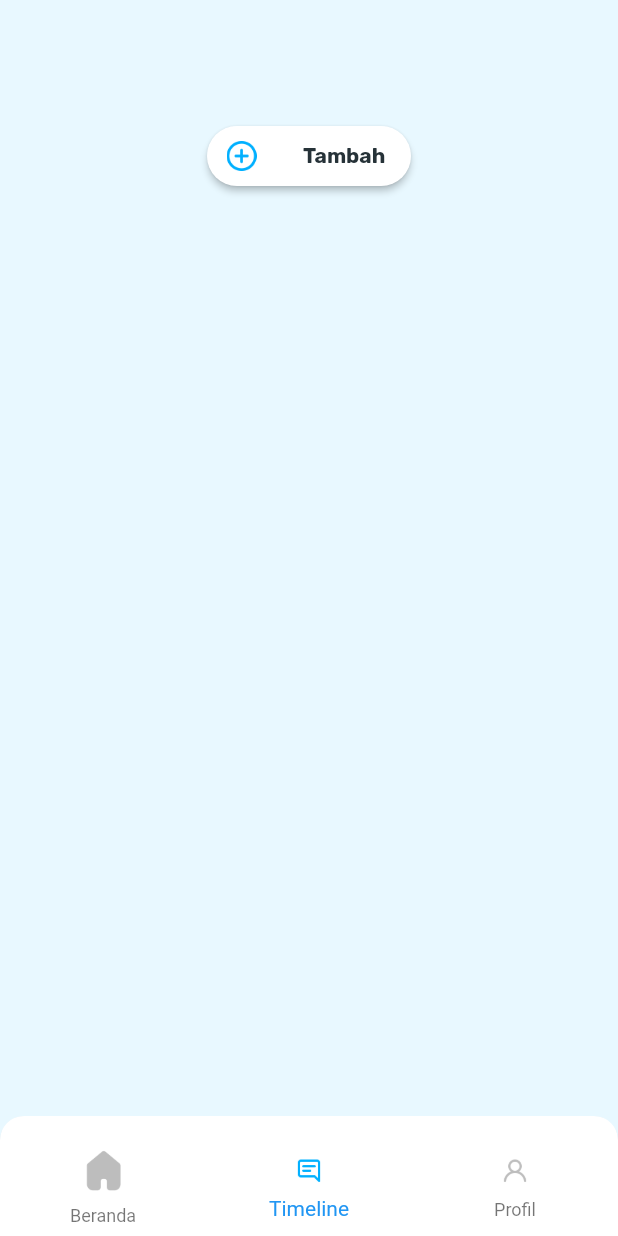
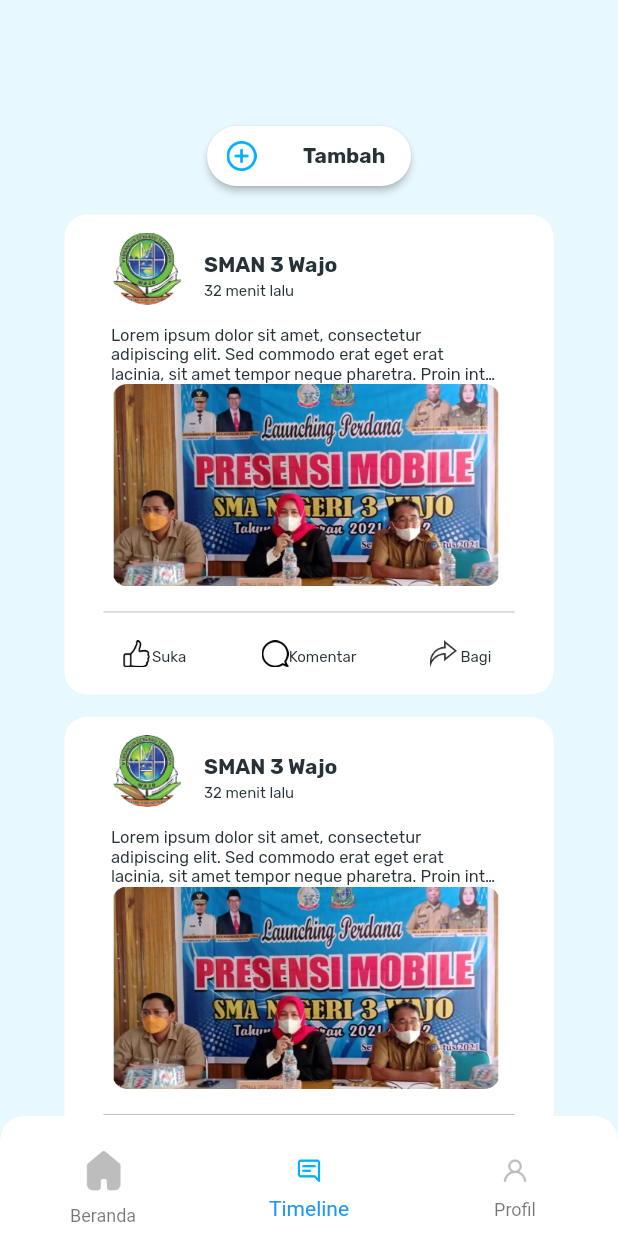
Before and after one commit to Chairilashar99/App-Alumni-Organisasi, a Flutter app: the MainPage screen opened by its route, item 2 of the bottom bar chosen, on a phone screen of 412 x 824 dp. Run offline on Flutter 3.47's test engine with Material 2 defaults, Android fonts, the light colour scheme and no system bars; our stand-ins replace google_fonts.

Commit message:
timeline

```diff
--- a/lib/pages/home/timeline_page.dart
+++ b/lib/pages/home/timeline_page.dart
@@ -1,4 +1,5 @@
 import 'package:aplikasi_alumni_organisasi/theme.dart';
+import 'package:aplikasi_alumni_organisasi/widgets/timeline_tile.dart';
 import 'package:flutter/material.dart';
 
 class TimelinePage extends StatelessWidget {
@@ -23,17 +24,21 @@
               'assets/icon_add.png',
             ),
           ),
-          label: Container(
-            margin: EdgeInsets.only(
+          label: Padding(
+            padding: EdgeInsets.only(
               left: 23,
             ),
             child: Text(
               'Tambah',
-              style: primaryTextStyle.copyWith(fontSize: 14, fontWeight: bold),
+              style: primaryTextStyle.copyWith(
+                fontSize: 14,
+                fontWeight: bold,
+              ),
+              overflow: TextOverflow.ellipsis,
             ),
           ),
           onPressed: () => {},
-          style: TextButton.styleFrom(
+          style: ElevatedButton.styleFrom(
             backgroundColor: backgroundColor2,
             shape: RoundedRectangleBorder(
               borderRadius: BorderRadius.circular(30),
@@ -43,9 +48,30 @@
       );
     }
 
+    //Widget Timeline
+    Widget timeline() {
+      return Container(
+        margin: EdgeInsets.only(
+          top: 19,
+        ),
+        child: Column(
+          children: [
+            Column(
+              children: [
+                TimelineTile(),
+                TimelineTile(),
+                TimelineTile(),
+              ],
+            ),
+          ],
+        ),
+      );
+    }
+
     return ListView(
       children: [
         buttonAdd(),
+        timeline(),
       ],
     );
   }
--- /dev/null
+++ b/lib/widgets/timeline_tile.dart
@@ -0,0 +1,154 @@
+import 'package:aplikasi_alumni_organisasi/theme.dart';
+import 'package:flutter/material.dart';
+
+class TimelineTile extends StatelessWidget {
+  const TimelineTile({super.key});
+
+  @override
+  Widget build(BuildContext context) {
+    return Container(
+      width: 328,
+      height: 320,
+      margin: EdgeInsets.only(
+        left: 43,
+        right: 43,
+        bottom: 15,
+      ),
+      decoration: BoxDecoration(
+        borderRadius: BorderRadius.circular(15),
+        color: backgroundColor2,
+      ),
+      child: Column(
+        children: [
+          Row(
+            crossAxisAlignment: CrossAxisAlignment.start,
+            children: [
+              Container(
+                margin: EdgeInsets.only(top: 12, left: 31),
+                height: 48,
+                child: Image.asset(
+                  'assets/icon_profile_timeline.png',
+                  fit: BoxFit.cover,
+                ),
+              ),
+              SizedBox(
+                width: 14,
+              ),
+              Container(
+                margin: EdgeInsets.only(top: 25),
+                child: Column(
+                  crossAxisAlignment: CrossAxisAlignment.start,
+                  children: [
+                    Text(
+                      'SMAN 3 Wajo',
+                      style: primaryTextStyle.copyWith(
+                        fontSize: 14,
+                        fontWeight: bold,
+                      ),
+                      overflow: TextOverflow.ellipsis,
+                    ),
+                    SizedBox(
+                      height: 3,
+                    ),
+                    Text(
+                      '32 menit lalu',
+                      style: primaryTextStyle.copyWith(
+                        fontSize: 10,
+                      ),
+                    ),
+                  ],
+                ),
+              ),
+            ],
+          ),
+          Container(
+            margin: EdgeInsets.only(top: 14, left: 31, right: 37),
+            child: Row(
+              crossAxisAlignment: CrossAxisAlignment.start,
+              children: [
+                Expanded(
+                  child: Text(
+                    'Lorem ipsum dolor sit amet, consectetur adipiscing elit. Sed commodo erat eget erat lacinia, sit amet tempor neque pharetra. Proin interdum laoreet magna, sit amet tincidunt dolor imperdiet at. Praesent elit turpis, suscipit hendrerit gravida scelerisque, suscipit volutpat leo. Quisque feugiat egestas suscipit. Integer cursus ligula elit, molestie congue orci accumsan id. Morbi tempus tellus eu metus dapibus consectetur. Etiam consequat pretium magna sed ultricies. Duis varius sed neque at sodales. Cras at sodales tortor. Sed dapibus eleifend interdum. Duis faucibus, orci sit amet tempor rhoncus, magna risus tincidunt justo, in vulputate ipsum magna sit amet lorem. Interdum et malesuada fames ac ante ipsum primis in faucibus. Vestibulum vulputate erat mauris, quis varius odio accumsan vitae. Ut sit amet ipsum quis ante porttitor consequat et id dui. Ut at dictum augue. Interdum et malesuada fames ac ante ipsum primis in faucibus.',
+                    style: primaryTextStyle.copyWith(
+                      fontSize: 11,
+                    ),
+                    maxLines: 3,
+                    overflow: TextOverflow.ellipsis,
+                  ),
+                ),
+              ],
+            ),
+          ),
+          Container(
+            margin: EdgeInsets.only(
+              left: 32,
+              right: 36,
+            ),
+            child: Image.asset('assets/image_timeline.png'),
+          ),
+          SizedBox(
+            height: 9,
+          ),
+          Container(
+            margin: EdgeInsets.symmetric(horizontal: 26),
+            child: Divider(
+              color: Color(0xffBCBCBC),
+            ),
+          ),
+          SizedBox(
+            height: 11,
+          ),
+          Flexible(
+            child: Container(
+              margin: EdgeInsets.symmetric(horizontal: 39),
+              height: 18,
+              child: Row(
+                mainAxisAlignment: MainAxisAlignment.spaceBetween,
+                children: [
+                  Image.asset('assets/icon_like.png'),
+                  Expanded(
+                    child: Container(
+                      margin: EdgeInsets.only(top: 5),
+                      child: Text(
+                        'Suka',
+                        textAlign: TextAlign.center,
+                        style: primaryTextStyle.copyWith(
+                          fontSize: 10,
+                        ),
+                      ),
+                    ),
+                  ),
+                  SizedBox(width: 49),
+                  Image.asset('assets/icon_komentar.png'),
+                  Container(
+                    margin: EdgeInsets.only(top: 5),
+                    child: Text(
+                      'Komentar',
+                      textAlign: TextAlign.center,
+                      style: primaryTextStyle.copyWith(
+                        fontSize: 10,
+                      ),
+                    ),
+                  ),
+                  SizedBox(width: 49),
+                  Image.asset('assets/icon_share.png'),
+                  Expanded(
+                    child: Container(
+                      margin: EdgeInsets.only(top: 5),
+                      child: Text(
+                        'Bagi',
+                        textAlign: TextAlign.center,
+                        style: primaryTextStyle.copyWith(fontSize: 10),
+                        overflow: TextOverflow.ellipsis,
+                      ),
+                    ),
+                  ),
+                ],
+              ),
+            ),
+          ),
+        ],
+      ),
+    );
+  }
+}
--- a/pubspec.yaml
+++ b/pubspec.yaml
@@ -70,6 +70,11 @@
     - assets/icon_pengumuman.png
     - assets/image_pengumuman.png
     - assets/icon_add.png
+    - assets/icon_profile_timeline.png
+    - assets/image_timeline.png
+    - assets/icon_like.png
+    - assets/icon_komentar.png
+    - assets/icon_share.png
 
   # An image asset can refer to one or more resolution-specific "variants", see
   # https://flutter.dev/assets-and-images/#resolution-aware
```
Also changed, not shown: assets/icon_komentar.png (renamed from assets/chat 1.png), assets/icon_like.png (renamed from assets/like 1.png), assets/icon_profile_timeline.png (added), assets/icon_share.png (renamed from assets/share 1.png), assets/image_timeline.png (added).
